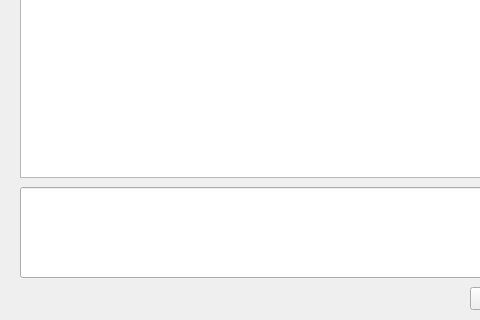
Above: ClientQ/chatinterface.ui from PanHe0830/IMSystem before the change; both pictures show x 0 to 480 and y 173 to 493 of the 581 by 493 pixel window. Below: the same form after it.
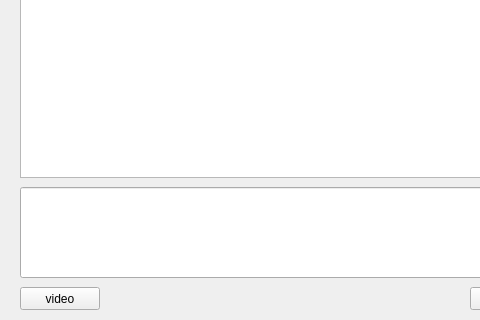
That is the form after the change.

What changed in the file:
```diff
--- a/ClientQ/chatinterface.ui
+++ b/ClientQ/chatinterface.ui
@@ -59,6 +59,19 @@
     </rect>
    </property>
   </widget>
+  <widget class="QPushButton" name="pb_video">
+   <property name="geometry">
+    <rect>
+     <x>20</x>
+     <y>460</y>
+     <width>80</width>
+     <height>23</height>
+    </rect>
+   </property>
+   <property name="text">
+    <string>video</string>
+   </property>
+  </widget>
  </widget>
  <resources/>
  <connections/>
```
